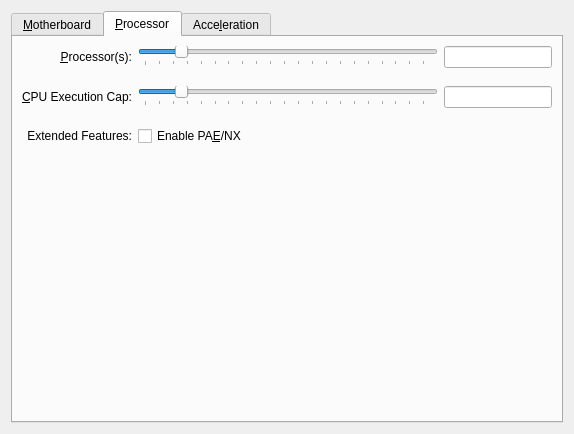
This is vbox/src/VBox/Frontends/VirtualBox/src/settings/machine/UIMachineSettingsSystem.ui in jljuxgm/vboxgit as Qt 5 draws it before an edit. The edited form follows.
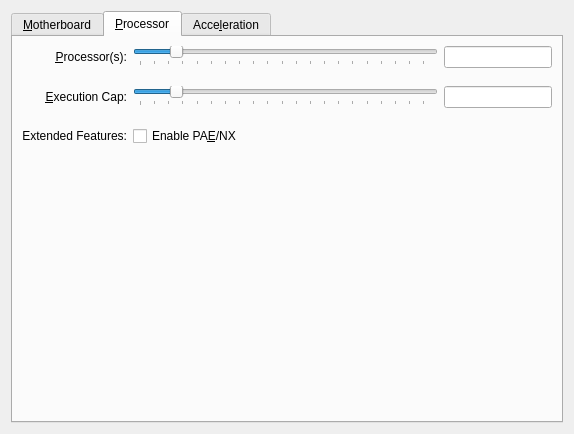
This is the edited form. The open tabs and pages were chosen to show the change. Icons and pictures are not drawn. Custom widgets are drawn as their Qt base class.

```diff
--- a/vbox/src/VBox/Frontends/VirtualBox/src/settings/machine/UIMachineSettingsSystem.ui
+++ b/vbox/src/VBox/Frontends/VirtualBox/src/settings/machine/UIMachineSettingsSystem.ui
@@ -546,7 +546,7 @@
           </sizepolicy>
          </property>
          <property name="text">
-          <string>&amp;CPU Execution Cap:</string>
+          <string>&amp;Execution Cap:</string>
          </property>
          <property name="alignment">
           <set>Qt::AlignRight|Qt::AlignTrailing|Qt::AlignVCenter</set>
```
Left out of the diff: 4 changed lines with no effect on the pictures.
